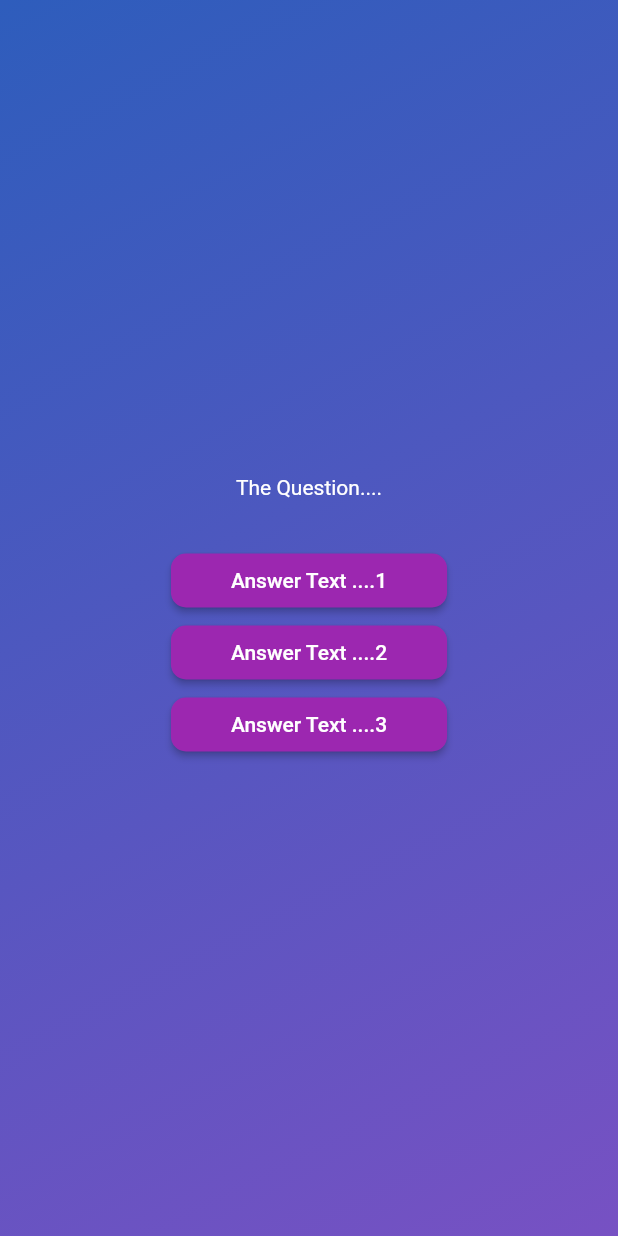
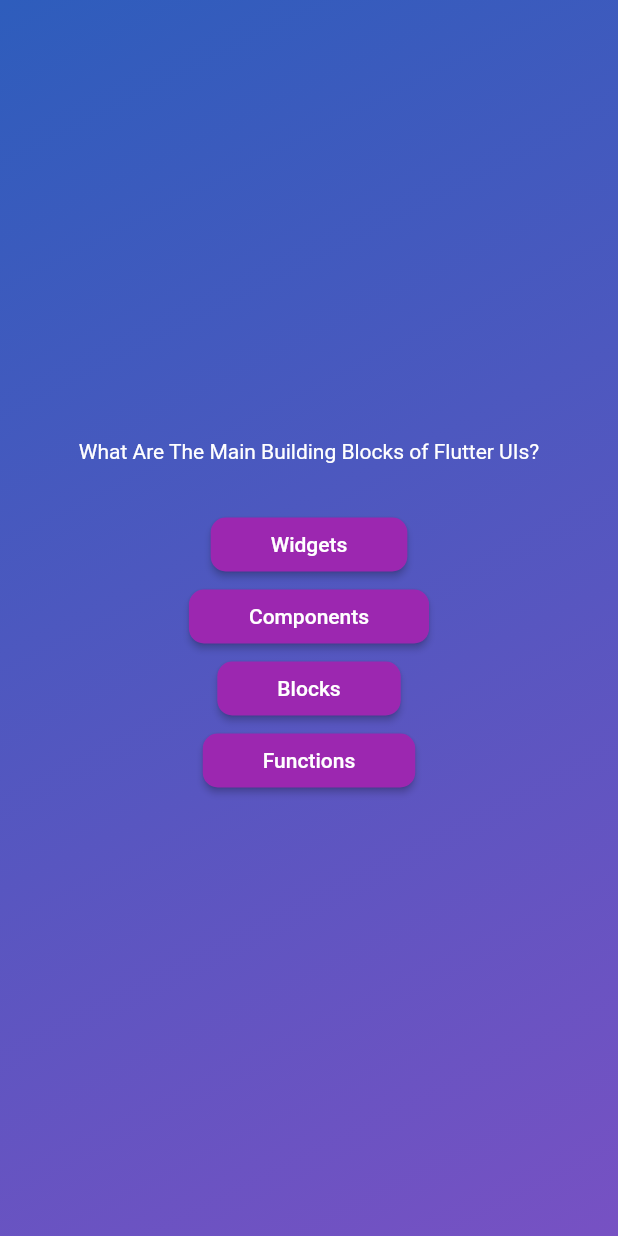
Before and after one commit to yobra254/quiz, a Flutter app: the screen it shows after launch, after a tap on "Start Quiz", on a phone screen of 412 x 824 dp. Run offline on Flutter 3.47's test engine with Material 2 defaults, Android fonts, the phone set to English and light mode, and no system bars.

Commit message:
Mapping data to UI

```diff
--- a/lib/questions_screen.dart
+++ b/lib/questions_screen.dart
@@ -1,5 +1,6 @@
 import 'package:flutter/material.dart';
 import 'package:quiz/answer_button.dart';
+import 'package:quiz/data/questions.dart';
 
 class QuestionsScreen extends StatefulWidget {
   const QuestionsScreen({super.key});
@@ -9,6 +10,8 @@ class QuestionsScreen extends StatefulWidget {
 }
 
 class _QuestionsScreenState extends State<QuestionsScreen> {
+  final currentQuestion = questions[0];
+
   @override
   Widget build(BuildContext context) {
     return SizedBox(
@@ -16,16 +19,17 @@ class _QuestionsScreenState extends State<QuestionsScreen> {
       child: Column(
         mainAxisAlignment: MainAxisAlignment.center,
         children: [
-          const Text(
-            'The Question....',
-            style: TextStyle(color: Colors.white),
+          Text(
+            currentQuestion.text,
+            style: const TextStyle(color: Colors.white),
           ),
           const SizedBox(
             height: 30,
           ),
-          AnswerButton(answerText: 'Answer Text ....1', onTap: () {}),
-          AnswerButton(answerText: 'Answer Text ....2', onTap: () {}),
-          AnswerButton(answerText: 'Answer Text ....3', onTap: () {}),
+          AnswerButton(answerText: currentQuestion.answers[0], onTap: () {}),
+          AnswerButton(answerText: currentQuestion.answers[1], onTap: () {}),
+          AnswerButton(answerText: currentQuestion.answers[2], onTap: () {}),
+          AnswerButton(answerText: currentQuestion.answers[3], onTap: () {}),
         ],
       ),
     );
```
